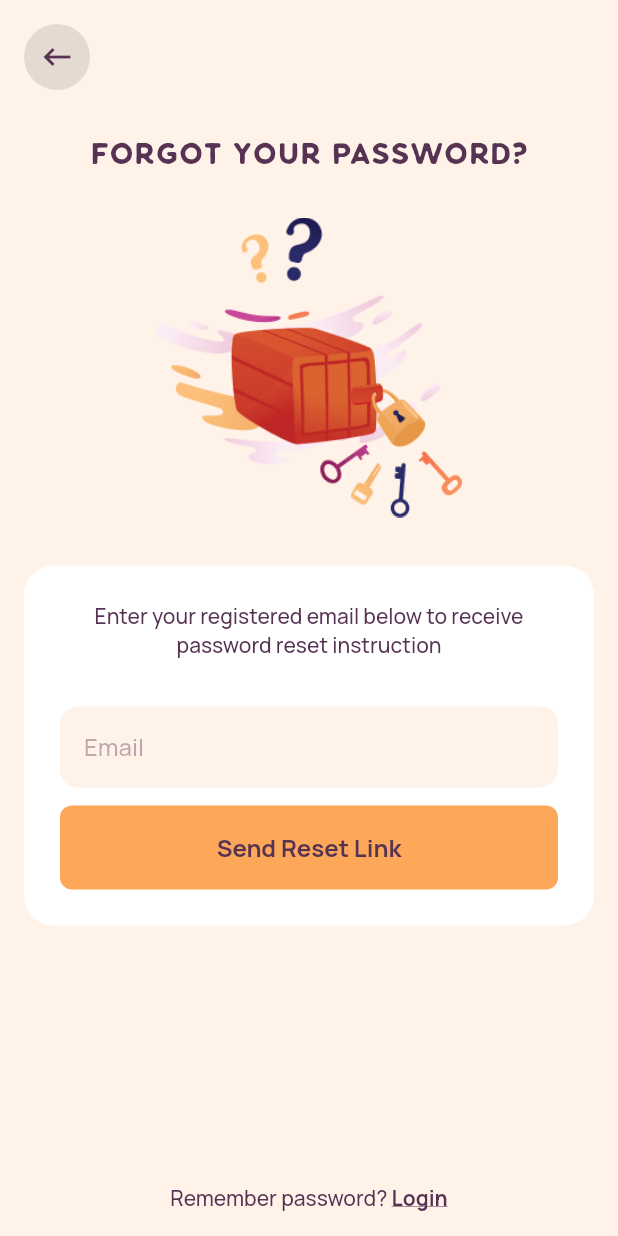
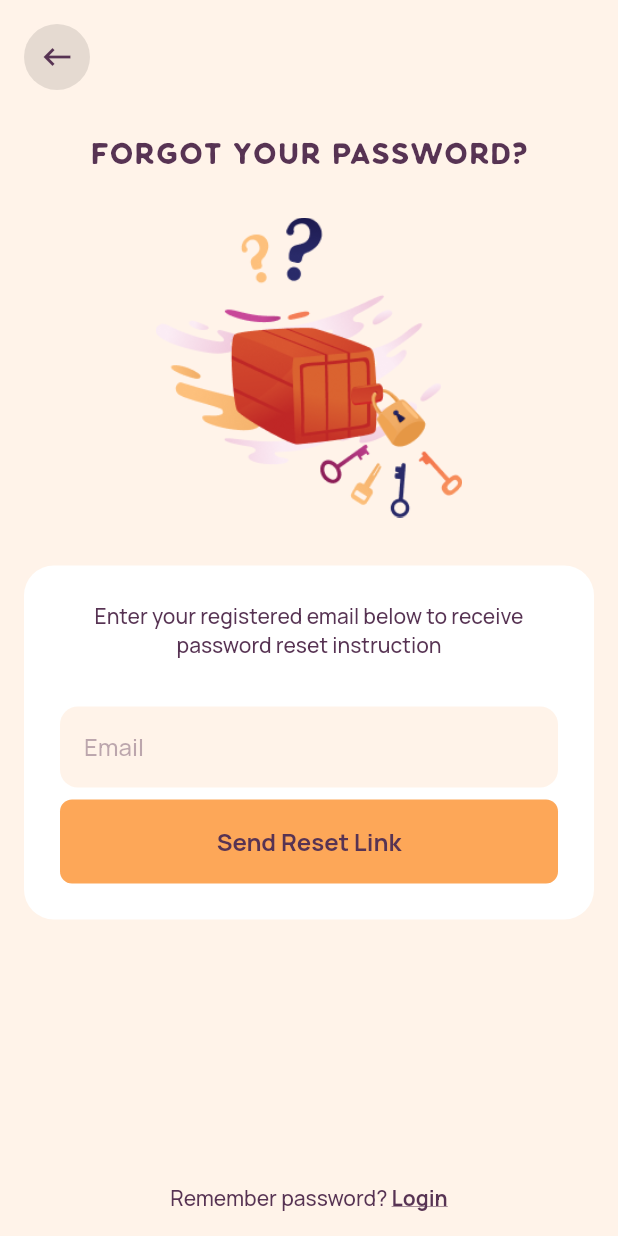
Before and after one commit to diogostein/habit-builder-flutter, a Flutter app: the LoginPage screen opened by its route, after a tap on "Login", after a tap on "Forgot Password?", on a phone screen of 412 x 824 dp. Run offline on Flutter 3.47's test engine with Material 2 defaults, Android fonts, the phone set to English and light mode, and no system bars; our stand-ins replace flutter_modular, flutter_svg, form_field_validator.

```diff
--- a/design_system/lib/atomic/molecules/social_button.dart
+++ b/design_system/lib/atomic/molecules/social_button.dart
@@ -52,7 +52,7 @@ class HBSocialButton extends StatelessWidget {
       onPressed: onPressed,
       style: HBButtonStyles.socialButton,
       icon: Padding(
-        padding: const EdgeInsets.only(right: HBSpacings.regular),
+        padding: const EdgeInsets.only(right: HBSpacings.xSmall),
         child: icon,
       ),
       label: Text(
--- a/design_system/lib/atomic/molecules/text_form_field.dart
+++ b/design_system/lib/atomic/molecules/text_form_field.dart
@@ -17,6 +17,7 @@ class HBTextFormField extends StatefulWidget {
   final FocusNode? focusNode;
   final List<TextInputFormatter>? inputFormatters;
   final FormFieldValidator<String>? validator;
+  final EdgeInsetsGeometry? margin;
 
   const HBTextFormField({
     super.key,
@@ -34,6 +35,7 @@ class HBTextFormField extends StatefulWidget {
     this.focusNode,
     this.inputFormatters,
     this.validator,
+    this.margin,
   });
 
   const HBTextFormField.email({
@@ -52,6 +54,7 @@ class HBTextFormField extends StatefulWidget {
     this.focusNode,
     this.inputFormatters,
     this.validator,
+    this.margin,
   });
 
   const HBTextFormField.password({
@@ -70,6 +73,7 @@ class HBTextFormField extends StatefulWidget {
     this.focusNode,
     this.inputFormatters,
     this.validator,
+    this.margin,
   });
 
   @override
@@ -90,6 +94,9 @@ class _HBTextFormFieldState extends State<HBTextFormField> {
   Widget build(BuildContext context) {
     return Focus(
       onFocusChange: (hasFocus) => setState(() => _hasFocus = hasFocus),
+      child: Padding(
+        padding:
+            widget.margin ?? const EdgeInsets.only(bottom: HBSpacings.xSmall),
         child: TextFormField(
           controller: widget.controller,
           focusNode: widget.focusNode,
@@ -105,7 +112,7 @@ class _HBTextFormFieldState extends State<HBTextFormField> {
           inputFormatters: widget.inputFormatters,
           validator: widget.validator,
           decoration: HBDecorations.inputDecoration.copyWith(
-          fillColor: widget.backgroundColor,
+            fillColor: widget.backgroundColor ?? Colors.white,
             hintText: widget.hintText,
             prefixIcon: widget.prefixIcon != null
                 ? Padding(
@@ -137,6 +144,7 @@ class _HBTextFormFieldState extends State<HBTextFormField> {
                 : null,
           ),
         ),
+      ),
     );
   }
 }
--- a/design_system/lib/atomic/tokens/assets.dart
+++ b/design_system/lib/atomic/tokens/assets.dart
@@ -5,6 +5,8 @@ abstract class HBIllustrations {
   static const manChart = 'lib/assets/illustrations/man_chart.png';
   static const manBonfire = 'lib/assets/illustrations/man_bonfire.png';
   static const boxLocked = 'lib/assets/illustrations/box_locked.png';
+  static const createYourAccount =
+      'lib/assets/illustrations/create_your_account.png';
 }
 
 abstract class HBSvgIcons {
--- a/habit_builder/lib/src/modules/authentication/ui/login/widgets/login_form.dart
+++ b/habit_builder/lib/src/modules/authentication/ui/login/widgets/login_form.dart
@@ -29,10 +29,6 @@ class _LoginFormState extends State<LoginForm> {
     } else {
       _emailFocus.requestFocus();
     }
-  }
-
-  _onForgotPasswordTap() {
-    Modular.to.pushNamed('reset-password');
   }
 
   @override
@@ -67,7 +63,6 @@ class _LoginFormState extends State<LoginForm> {
               ]),
               onEditingComplete: () => _passwordFocus.requestFocus(),
             ),
-            const SizedBox(height: HBSpacings.xSmall),
             HBTextFormField.password(
               backgroundColor: HBColors.background,
               focusNode: _passwordFocus,
@@ -77,13 +72,16 @@ class _LoginFormState extends State<LoginForm> {
                 ValidatorProvider.minLength(4),
               ]),
             ),
-            const SizedBox(height: HBSpacings.regular),
+            const SizedBox(height: HBSpacings.xSmall),
             HBButton('Login', onPressed: _onLoginPressed),
-            HBLinkButton('Forgot Password?', onPressed: _onForgotPasswordTap),
+            HBLinkButton(
+              'Forgot Password?',
+              onPressed: () => Modular.to.pushNamed('reset-password'),
+            ),
             HBTextWithLinkButton(
               text: 'Don\'t have an account?',
               linkText: 'Sign up',
-              onLinkTap: () {},
+              onLinkTap: () => Modular.to.pushNamed('sign-up'),
             ),
           ],
         ),
--- a/habit_builder/lib/src/modules/authentication/ui/reset_password/widgets/reset_password_form.dart
+++ b/habit_builder/lib/src/modules/authentication/ui/reset_password/widgets/reset_password_form.dart
@@ -43,11 +43,7 @@ class _ResetPasswordFormState extends State<ResetPasswordForm> {
               ValidatorProvider.email(),
             ]),
           ),
-          const SizedBox(height: HBSpacings.small),
-          HBButton(
-            'Send Reset Link',
-            onPressed: _sendResetLink,
-          ),
+          HBButton('Send Reset Link', onPressed: _sendResetLink),
         ],
       ),
     );
```
Also changed, not shown: habit_builder/lib/src/modules/authentication/authentication_module.dart (+6 -1 lines), habit_builder/lib/src/modules/authentication/ui/signup/sign_up_page.dart (added, +195 -0 lines), design_system/lib/assets/illustrations/create_your_account.png (added). Lines whose indentation alone changed are shown as unchanged.
